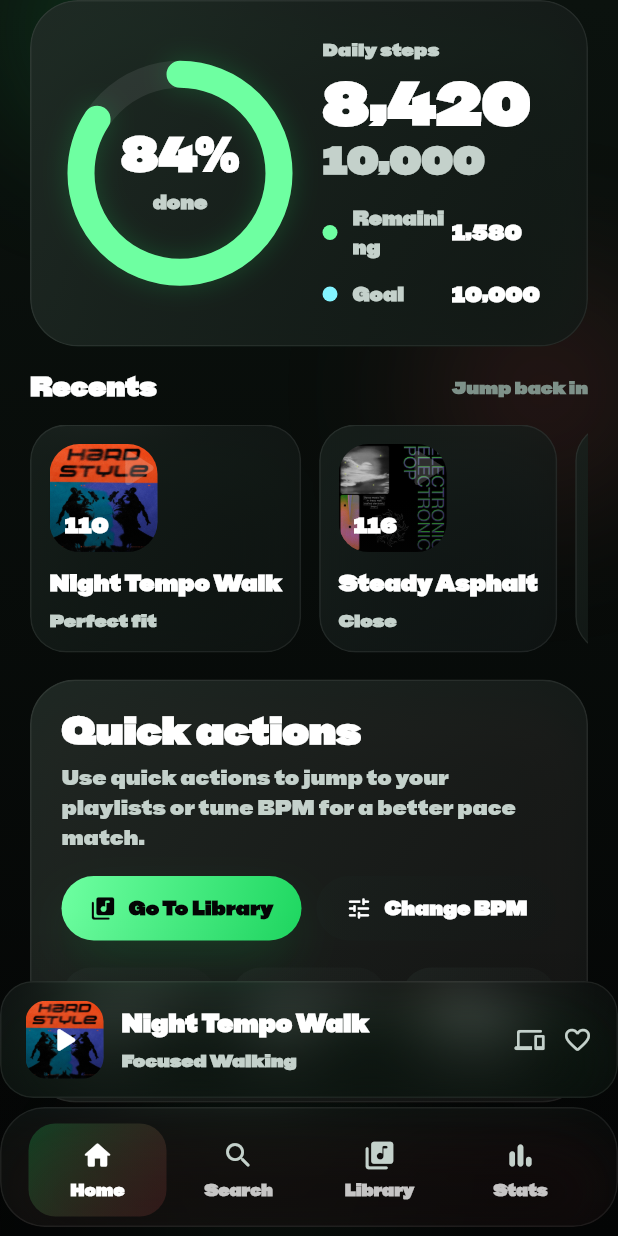
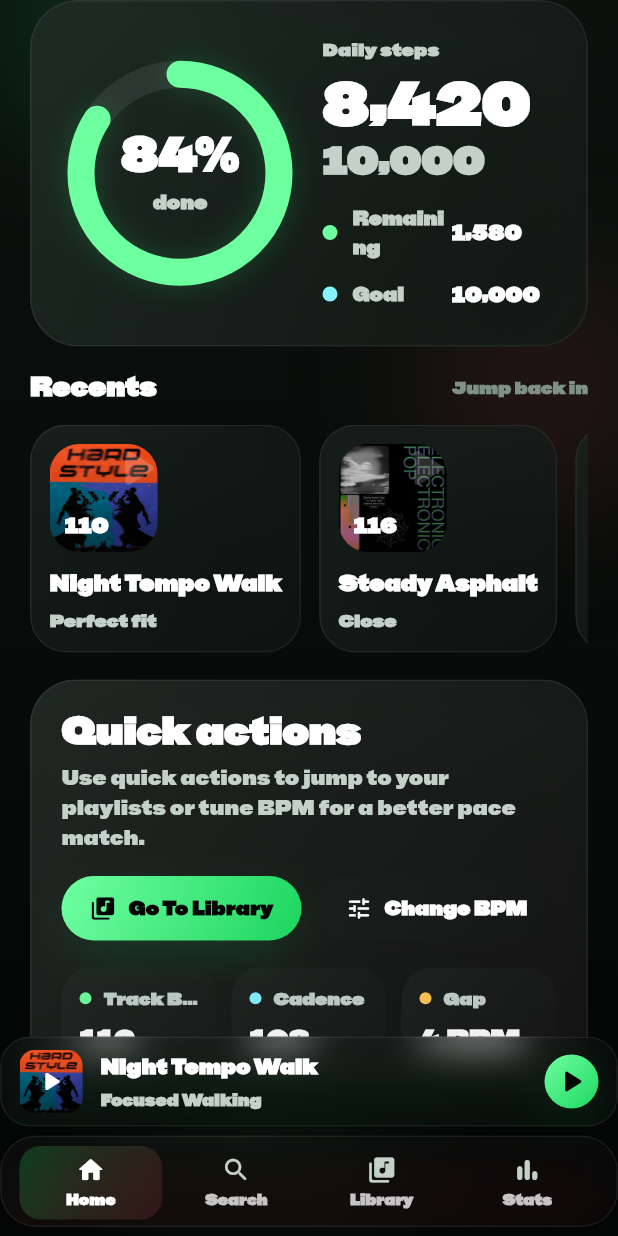
Before and after one commit to Martin-Boyanov/stempo, a Flutter app: the HomePage screen opened by its route, on a phone screen of 412 x 824 dp. Run offline on Flutter 3.47's test engine with Material 3 defaults, Android fonts, the phone set to English and light mode, and no system bars; our stand-ins replace flutter_dotenv, go_router, lottie; missing offline and left inert: flutter_web_auth_2, health; accounts and stored records are empty.

Commit message:
feat: implement home and now playing navigation structure with BPM target picker

```diff
--- a/lib/pages/home_page.dart
+++ b/lib/pages/home_page.dart
@@ -7,6 +7,7 @@ import 'package:go_router/go_router.dart';
 import '../state/auth_providers.dart';
 import '../state/mock_playlists.dart';
 import '../state/playlist_models.dart';
+import '../controllers/spotify_remote_service.dart';
 import '../services/step_service.dart';
 import '../ui/theme/app_fx.dart';
 import '../ui/widgets/media_cover.dart';
@@ -2655,12 +2656,13 @@ class _BottomNav extends StatelessWidget {
   @override
   Widget build(BuildContext context) {
     return FrostedPanel(
-      radius: 30,
-      padding: const EdgeInsets.fromLTRB(18, 10, 18, 6),
+      radius: 24,
+      blurSigma: 12,
+      padding: const EdgeInsets.fromLTRB(12, 6, 12, 4),
       gradient: const LinearGradient(
         begin: Alignment.topLeft,
         end: Alignment.bottomRight,
-        colors: [Color(0x66161C19), Color(0x3D0F1212)],
+        colors: [Color(0x3B161C19), Color(0x1F0F1212)],
       ),
       glowColor: AppColors.cinemaRed,
       child: Row(
@@ -2673,11 +2675,11 @@ class _BottomNav extends StatelessWidget {
                 child: AnimatedContainer(
                   duration: const Duration(milliseconds: 220),
                   padding: const EdgeInsets.symmetric(
-                    horizontal: 8,
-                    vertical: 10,
+                    horizontal: 4,
+                    vertical: 6,
                   ),
                   decoration: BoxDecoration(
-                    borderRadius: BorderRadius.circular(18),
+                    borderRadius: BorderRadius.circular(14),
                     gradient: i == selectedIndex
                         ? const LinearGradient(
                             begin: Alignment.topLeft,
@@ -2692,19 +2694,19 @@ class _BottomNav extends StatelessWidget {
                     children: [
                       Icon(
                         items[i].icon,
-                        size: 22,
+                        size: 20,
                         color: i == selectedIndex
                             ? AppColors.textPrimary
                             : AppColors.textSecondary,
                       ),
-                      const SizedBox(height: 4),
+                      const SizedBox(height: 2),
                       Text(
                         items[i].label,
                         style: TextStyle(
                           color: i == selectedIndex
                               ? AppColors.textPrimary
                               : Colors.white.withValues(alpha: 0.76),
-                          fontSize: 11,
+                          fontSize: 10,
                           fontWeight: i == selectedIndex
                               ? FontWeight.w700
                               : FontWeight.w600,
@@ -2723,7 +2725,7 @@ class _BottomNav extends StatelessWidget {
   }
 }
 
-class _NowPlayingBar extends StatelessWidget {
+class _NowPlayingBar extends StatefulWidget {
   const _NowPlayingBar({
     required this.trackTitle,
     required this.trackArtist,
@@ -2739,39 +2741,108 @@ class _NowPlayingBar extends StatelessWidget {
   final int userCadence;
 
   @override
+  State<_NowPlayingBar> createState() => _NowPlayingBarState();
+}
+
+class _NowPlayingBarState extends State<_NowPlayingBar> {
+  final SpotifyRemoteService _remote = SpotifyRemoteService.instance;
+  StreamSubscription<SpotifyRemotePlayerState>? _playerSub;
+  bool _isPaused = true;
+  String? _actualTitle;
+  String? _actualArtist;
+
+  @override
+  void initState() {
+    super.initState();
+    _bindRemote();
+  }
+
+  @override
+  void dispose() {
+    _playerSub?.cancel();
+    super.dispose();
+  }
+
+  Future<void> _bindRemote() async {
+    _playerSub = _remote.playerStateStream().listen((state) {
+      if (!mounted) return;
+      setState(() {
+        _isPaused = state.isPaused;
+        if (state.trackName.isNotEmpty) _actualTitle = state.trackName;
+        if (state.artistName.isNotEmpty) _actualArtist = state.artistName;
+      });
+    });
+
+    try {
+      await _remote.connect(showAuthView: false);
+      final playerState = await _remote.getPlayerState();
+      if (!mounted || playerState == null) return;
+      setState(() {
+        _isPaused = playerState.isPaused;
+        if (playerState.trackName.isNotEmpty) _actualTitle = playerState.trackName;
+        if (playerState.artistName.isNotEmpty) _actualArtist = playerState.artistName;
+      });
+    } catch (_) {
+      // Keep the bar usable even when Spotify is unavailable.
+    }
+  }
+
+  Future<void> _togglePlayback() async {
+    final wasPaused = _isPaused;
+    setState(() => _isPaused = !wasPaused);
+    try {
+      if (wasPaused) {
+        await _remote.resume();
+      } else {
+        await _remote.pause();
+      }
+    } catch (_) {
+      if (!mounted) return;
+      setState(() => _isPaused = wasPaused);
+    }
+  }
+
+  void _navigateToNowPlaying() {
+    context.push(
+      '/now-playing',
+      extra: NowPlayingPageArgs(
+        trackTitle: _actualTitle ?? widget.trackTitle,
+        trackArtist: _actualArtist ?? widget.trackArtist,
+        trackImageAsset: widget.trackImageAsset,
+        trackBpm: widget.trackBpm,
+        userCadence: widget.userCadence,
+      ),
+    );
+  }
+
+  @override
   Widget build(BuildContext context) {
     return GestureDetector(
       behavior: HitTestBehavior.opaque,
-      onTap: () => context.push(
-        '/now-playing',
-        extra: NowPlayingPageArgs(
-          trackTitle: trackTitle,
-          trackArtist: trackArtist,
-          trackImageAsset: trackImageAsset,
-          trackBpm: trackBpm,
-          userCadence: userCadence,
-        ),
-      ),
+      onTap: _navigateToNowPlaying,
       child: FrostedPanel(
-        radius: 22,
-        padding: const EdgeInsets.fromLTRB(16, 12, 16, 12),
+        radius: 20,
+        padding: const EdgeInsets.fromLTRB(12, 8, 12, 8),
+        blurSigma: 12,
         gradient: const LinearGradient(
           begin: Alignment.topLeft,
           end: Alignment.bottomRight,
-          colors: [Color(0x70141A18), Color(0x40101513)],
+          colors: [Color(0x3B141A18), Color(0x1F101513)], // More see-through
         ),
         glowColor: AppColors.primary,
         child: Row(
           children: [
             MediaCover(
-              imageAsset: trackImageAsset,
-              size: 52,
-              borderRadius: 14,
-              child: const Center(
+              imageAsset: widget.trackImageAsset,
+              size: 42,
+              borderRadius: 10,
+              child: Center(
                 child: Icon(
-                  Icons.play_arrow_rounded,
+                  _isPaused
+                      ? Icons.play_arrow_rounded
+                      : Icons.graphic_eq_rounded,
                   color: AppColors.textPrimary,
-                  size: 28,
+                  size: 22,
                 ),
               ),
             ),
@@ -2781,23 +2852,23 @@ class _NowPlayingBar extends StatelessWidget {
                 crossAxisAlignment: CrossAxisAlignment.start,
                 children: [
                   Text(
-                    trackTitle,
+                    _actualTitle ?? widget.trackTitle,
                     maxLines: 1,
                     overflow: TextOverflow.ellipsis,
                     style: const TextStyle(
                       color: AppColors.textPrimary,
-                      fontSize: 16,
+                      fontSize: 14,
                       fontWeight: FontWeight.w700,
                     ),
                   ),
                   const SizedBox(height: 4),
                   Text(
-                    trackArtist,
+                    _actualArtist ?? widget.trackArtist,
                     maxLines: 1,
                     overflow: TextOverflow.ellipsis,
                     style: const TextStyle(
                       color: AppColors.textSecondary,
-                      fontSize: 12,
+                      fontSize: 11,
                       fontWeight: FontWeight.w600,
                     ),
                   ),
@@ -2805,16 +2876,34 @@ class _NowPlayingBar extends StatelessWidget {
               ),
             ),
             const SizedBox(width: 12),
-            const Icon(
-              Icons.devices_rounded,
-              color: AppColors.textSecondary,
-              size: 20,
-            ),
-            const SizedBox(width: 12),
-            const Icon(
-              Icons.favorite_border_rounded,
-              color: AppColors.textSecondary,
-              size: 20,
+            // Play/Pause toggle button – intercepts taps so it
+            // doesn't trigger the whole-bar navigation.
+            GestureDetector(
+              behavior: HitTestBehavior.opaque,
+              onTap: _togglePlayback,
+              child: Container(
+                width: 36,
+                height: 36,
+                decoration: BoxDecoration(
+                  shape: BoxShape.circle,
+                  gradient: const LinearGradient(
+                    begin: Alignment.topLeft,
+                    end: Alignment.bottomRight,
+                    colors: [AppColors.primaryBright, AppColors.primary],
+                  ),
+                  boxShadow: AppFx.softGlow(
+                    AppColors.primary,
+                    strength: 0.22,
+                  ),
+                ),
+                child: Icon(
+                  _isPaused
+                      ? Icons.play_arrow_rounded
+                      : Icons.pause_rounded,
+                  color: AppColors.background,
+                  size: 26,
+                ),
+              ),
             ),
           ],
         ),
--- a/lib/ui/theme/app_fx.dart
+++ b/lib/ui/theme/app_fx.dart
@@ -122,6 +122,7 @@ class FrostedPanel extends StatelessWidget {
     this.gradient,
     this.glowColor,
     this.elevated = false,
+    this.blurSigma = 20,
   });
 
   final Widget child;
@@ -130,13 +131,14 @@ class FrostedPanel extends StatelessWidget {
   final Gradient? gradient;
   final Color? glowColor;
   final bool elevated;
+  final double blurSigma;
 
   @override
   Widget build(BuildContext context) {
     return ClipRRect(
       borderRadius: BorderRadius.circular(radius),
       child: BackdropFilter(
-        filter: ImageFilter.blur(sigmaX: 20, sigmaY: 20),
+        filter: ImageFilter.blur(sigmaX: blurSigma, sigmaY: blurSigma),
         child: Container(
           padding: padding,
           decoration: AppFx.glassDecoration(
```
Also changed, not shown: lib/pages/now_playing_page.dart (+5 -6 lines).
